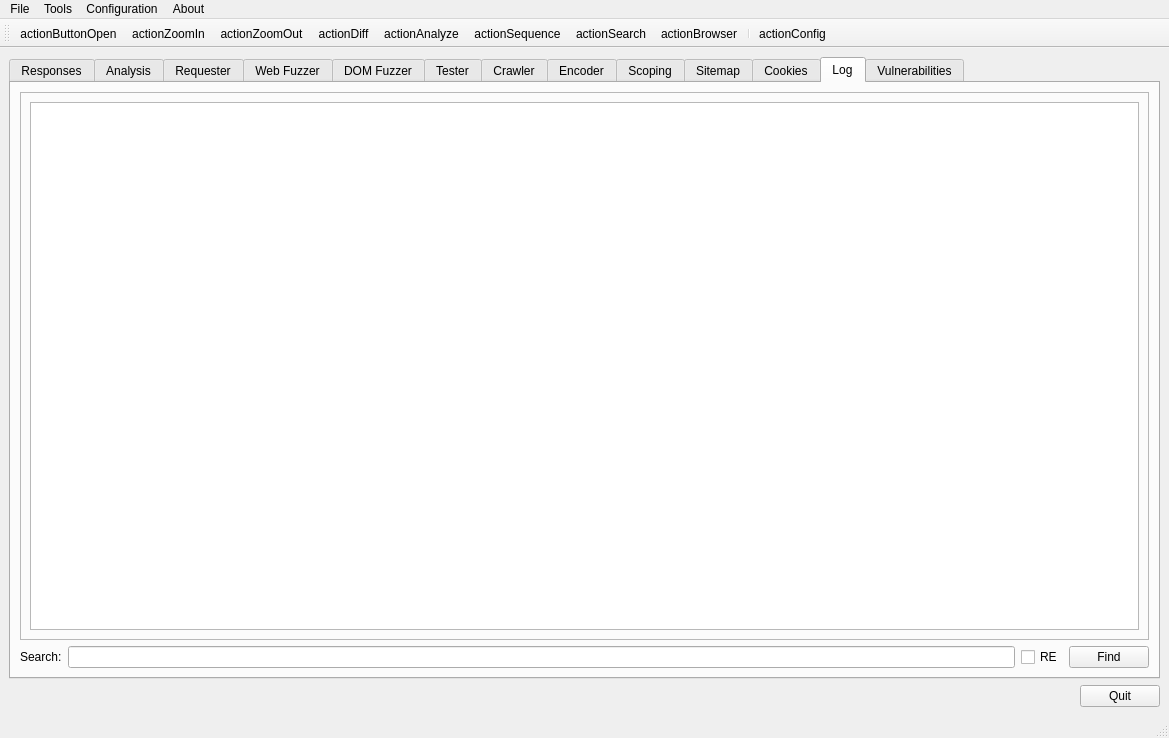
Above: branches/raft3/ui/RaftMain.ui from RAFTDevTeam/raft before the change. Below: the same form after it.
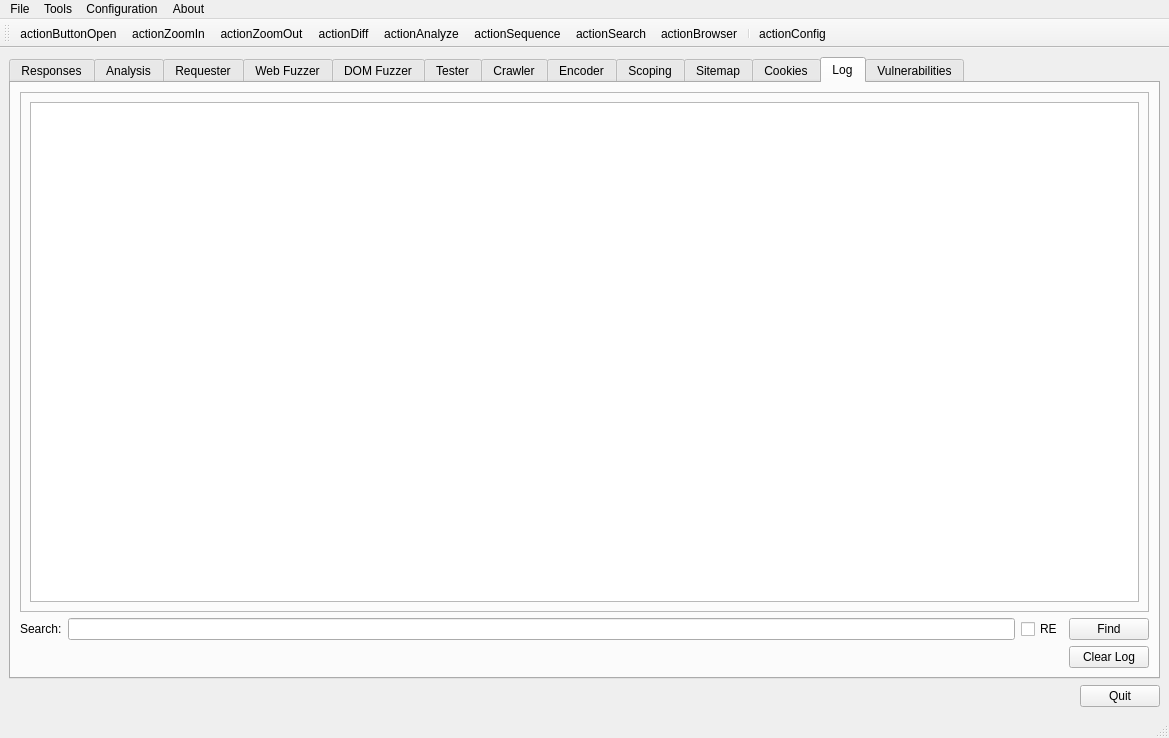
That is the form after the change. The open tabs and pages were chosen to show the change. Icons and pictures are not drawn. Custom widgets are drawn as their Qt base class.

Diff of the .ui file:
```diff
--- a/branches/raft3/ui/RaftMain.ui
+++ b/branches/raft3/ui/RaftMain.ui
@@ -2739,7 +2739,28 @@
          </layout>
         </item>
         <item>
-         <layout class="QHBoxLayout" name="horizontalLayout_5"/>
+         <layout class="QHBoxLayout" name="horizontalLayout_5">
+          <item>
+           <spacer name="horizontalSpacer_8">
+            <property name="orientation">
+             <enum>Qt::Horizontal</enum>
+            </property>
+            <property name="sizeHint" stdset="0">
+             <size>
+              <width>40</width>
+              <height>20</height>
+             </size>
+            </property>
+           </spacer>
+          </item>
+          <item>
+           <widget class="QPushButton" name="logTableClearLogButton">
+            <property name="text">
+             <string>Clear Log</string>
+            </property>
+           </widget>
+          </item>
+         </layout>
         </item>
        </layout>
       </widget>
```
